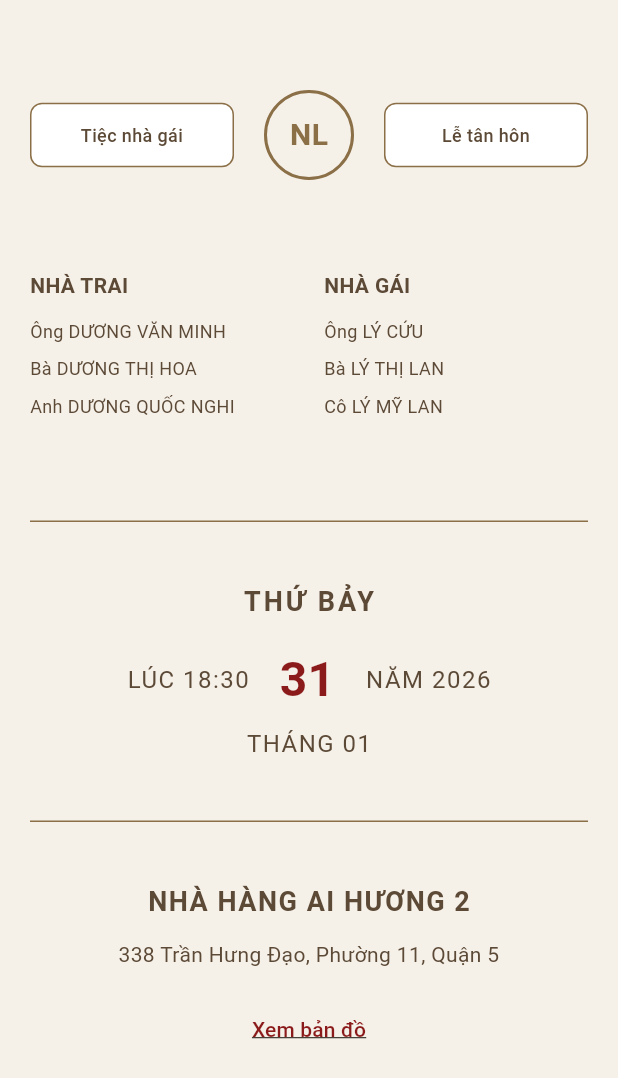
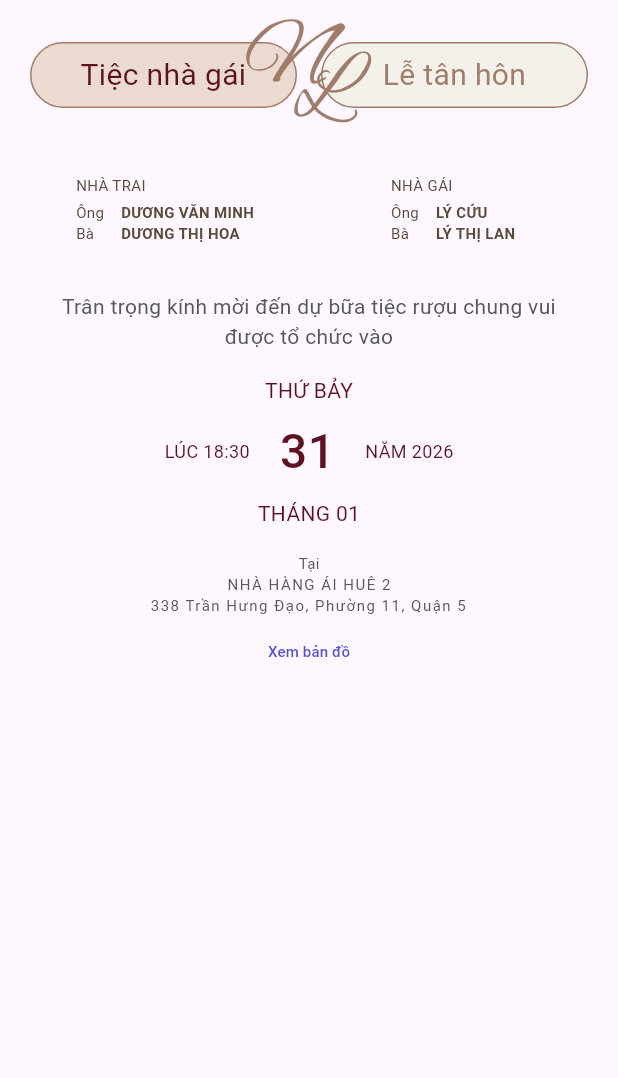
Before and after one commit to DuongQuocNghi/wedding_invitations, a Flutter app: the EventDetailsSection widget shown alone on an empty page, opened directly, on a phone screen of 412 x 824 dp. Shown: the top 1078 px of the screen. Run offline on Flutter 3.47's test engine with Material 3 defaults, Android fonts, the phone set to English and light mode, and no system bars; our stand-ins replace flutter_svg, google_fonts; network calls fail; Roboto replaces fonts that are missing (Aboreto).

Commit message:
update layout

```diff
--- a/lib/main.dart
+++ b/lib/main.dart
@@ -1,4 +1,6 @@
 import 'package:flutter/material.dart';
+import 'package:google_fonts/google_fonts.dart';
+import 'package:flutter_svg/flutter_svg.dart';
 import 'lazy_image.dart';
 
 void main() {
@@ -11,14 +13,8 @@
   @override
   Widget build(BuildContext context) {
     return MaterialApp(
-      title: 'Thiệp Cưới Quốc Nghi & Mỹ Lan',
+      title: 'Quốc Nghi & Mỹ Lan',
       debugShowCheckedModeBanner: false,
-      theme: ThemeData(
-        colorScheme: ColorScheme.fromSeed(
-          seedColor: const Color(0xFF8B6F46),
-          brightness: Brightness.light,
-        ),
-      ),
       home: const WeddingInvitationPage(),
     );
   }
@@ -32,14 +28,19 @@
     // Để tối ưu first-load trên web, chỉ render các section quan trọng trước.
     // Các section nặng hơn (nhiều ảnh, nội dung dài) sẽ được load trễ sau 1 frame.
     return Scaffold(
+      backgroundColor: const Color(0xFFF4F1EA),
       body: SingleChildScrollView(
         child: Column(
           children: [
             // Header Section
             const HeaderSection(),
 
+            const SizedBox(height: 50),
+
             // Welcome Section
             const WelcomeSection(),
+
+            const SizedBox(height: 50),
 
             // Event Details Section
             const EventDetailsSection(),
@@ -117,68 +118,24 @@
 
   @override
   Widget build(BuildContext context) {
-    final isMobile = MediaQuery.of(context).size.width < 600;
+    final size = MediaQuery.of(context).size;
 
     return Container(
       width: double.infinity,
+      // Chiều cao bằng chiều cao màn hình
+      height: size.height * 0.85,
       decoration: const BoxDecoration(
-        gradient: LinearGradient(
-          begin: Alignment.topCenter,
-          end: Alignment.bottomCenter,
-          colors: [Color(0xFFF5F0E8), Color(0xFFF5F0E8)],
+        image: DecorationImage(
+          image: AssetImage('assets/THO_3493.JPG'),
+          fit: BoxFit.cover,
         ),
       ),
-      child: Column(
-        children: [
-          const SizedBox(height: 40),
-          // Couple Names
-          Text(
-            'QUỐC NGHI',
-            style: TextStyle(
-              fontSize: isMobile ? 36 : 56,
-              fontWeight: FontWeight.w300,
-              letterSpacing: 4,
-              color: const Color(0xFF8B6F47),
-              fontFamily: 'Georgia',
+      child: Align(
+        alignment: Alignment.topCenter,
+        child: Padding(
+          padding: const EdgeInsets.only(top: 37),
+          child: SvgPicture.asset('assets/home_header.svg', fit: BoxFit.fill),
         ),
-          ),
-          const SizedBox(height: 8),
-          Text(
-            'MỸ LAN',
-            style: TextStyle(
-              fontSize: isMobile ? 36 : 56,
-              fontWeight: FontWeight.w300,
-              letterSpacing: 4,
-              color: const Color(0xFF8B6F47),
-              fontFamily: 'Georgia',
-            ),
-          ),
-          const SizedBox(height: 16),
-          // Date
-          Text(
-            '08.02.2026',
-            style: TextStyle(
-              fontSize: isMobile ? 18 : 24,
-              color: const Color(0xFF8B6F47),
-              letterSpacing: 2,
-            ),
-          ),
-          const SizedBox(height: 40),
-          // Couple Photo Placeholder
-          Container(
-            width: double.infinity,
-            height: isMobile ? 300 : 500,
-            margin: const EdgeInsets.symmetric(horizontal: 20),
-            decoration: BoxDecoration(
-              color: const Color(0xFFD4C4B0),
-              borderRadius: BorderRadius.circular(12),
-            ),
-            child: const Center(
-              child: Icon(Icons.photo_camera, size: 60, color: Colors.white70),
-            ),
-          ),
-          const SizedBox(height: 40),
-        ],
       ),
     );
   }
@@ -190,86 +147,49 @@
 
   @override
   Widget build(BuildContext context) {
-    final isMobile = MediaQuery.of(context).size.width < 600;
-
     return Container(
       width: double.infinity,
-      color: const Color(0xFFF5F0E8),
-      padding: EdgeInsets.symmetric(
-        horizontal: isMobile ? 20 : 60,
-        vertical: 60,
-      ),
+      padding: EdgeInsets.symmetric(horizontal: 20),
       child: Column(
         children: [
           // Title
-          RichText(
+          Column(
+            children: [
+              Text(
+                'WELCOME TO OUR',
                 textAlign: TextAlign.center,
-            text: TextSpan(
-              style: TextStyle(
-                fontSize: isMobile ? 24 : 32,
-                fontWeight: FontWeight.bold,
+                style: GoogleFonts.bellefair(
+                  fontSize: 28,
+                  fontWeight: FontWeight.normal,
                   color: const Color(0xFF5C4A37),
-                letterSpacing: 2,
-              ),
-              children: const [
-                TextSpan(text: 'WELCOME TO OUR\n'),
-                TextSpan(
-                  text: 'love Story',
-                  style: TextStyle(
-                    color: Color(0xFF8B1A1A),
-                    fontStyle: FontStyle.italic,
-                    fontWeight: FontWeight.normal,
+                  letterSpacing: 1.91, // ~7% of font size
+                  height: 1.0,
                 ),
               ),
+              SvgPicture.asset('assets/love_story.svg', fit: BoxFit.contain),
             ],
           ),
+          const SizedBox(height: 16),
+          // Vietnamese Text
+          Text(
+            'Chào mừng đến với khoảnh khắc mở ra cột mốc mới trong câu\n'
+            'chuyện tình yêu của chúng em, nơi hành trình mới\n'
+            'bên nhau bắt đầu.',
+            textAlign: TextAlign.center,
+            style: GoogleFonts.sarabun(
+              fontSize: 12,
+              fontWeight: FontWeight.w300,
+              color: const Color(0xFF5C4A37),
+            ),
+          ),
+          const SizedBox(height: 30),
+          // Monogram
+          Center(
+            child: SvgPicture.asset('assets/NL_logo.svg', fit: BoxFit.contain),
           ),
           const SizedBox(height: 40),
-          // Vietnamese Text
-          Text(
-            'Chúng tôi rất vui mừng được chia sẻ câu chuyện tình yêu của mình với bạn. '
-            'Đây là hành trình đầy ắp những khoảnh khắc đẹp, những nụ cười và những kỷ niệm đáng nhớ.',
-            textAlign: TextAlign.center,
-            style: TextStyle(
-              fontSize: isMobile ? 14 : 16,
-              color: const Color(0xFF5C4A37),
-              height: 1.6,
-            ),
-          ),
-          const SizedBox(height: 40),
-          // Monogram
-          Container(
-            width: isMobile ? 120 : 150,
-            height: isMobile ? 120 : 150,
-            decoration: BoxDecoration(
-              shape: BoxShape.circle,
-              border: Border.all(color: const Color(0xFF8B6F47), width: 2),
-            ),
-            child: Center(
-              child: Text(
-                'NL',
-                style: TextStyle(
-                  fontSize: isMobile ? 36 : 48,
-                  fontWeight: FontWeight.bold,
-                  color: const Color(0xFF8B6F47),
-                  letterSpacing: 4,
-                ),
-              ),
-            ),
-          ),
-          const SizedBox(height: 40),
-          // Couple Illustration Placeholder
-          Container(
-            width: isMobile ? 150 : 200,
-            height: isMobile ? 150 : 200,
-            decoration: BoxDecoration(
-              color: const Color(0xFFE8DCC6),
-              borderRadius: BorderRadius.circular(12),
-            ),
-            child: const Center(
-              child: Icon(Icons.favorite, size: 60, color: Color(0xFF8B1A1A)),
-            ),
-          ),
+          // Couple Illustration
+          Image.asset('assets/NL_draw.png', height: 150, fit: BoxFit.contain),
         ],
       ),
     );
@@ -282,144 +202,129 @@
 
   @override
   Widget build(BuildContext context) {
-    final isMobile = MediaQuery.of(context).size.width < 600;
-
     return Container(
       width: double.infinity,
-      color: const Color(0xFFF5F0E8),
-      padding: EdgeInsets.symmetric(
-        horizontal: isMobile ? 20 : 60,
-        vertical: 60,
-      ),
+      padding: EdgeInsets.symmetric(horizontal: 20),
       child: Column(
         children: [
           // Buttons Row
+          Stack(
+            alignment: Alignment.center,
+            children: [
               Row(
                 mainAxisAlignment: MainAxisAlignment.center,
                 children: [
                   Expanded(
-                child: _EventButton(text: 'Tiệc nhà gái', isMobile: isMobile),
+                    child: _EventButton(text: 'Tiệc nhà gái', isSelected: true),
                   ),
-              const SizedBox(width: 20),
-              Container(
-                width: isMobile ? 60 : 80,
-                height: isMobile ? 60 : 80,
-                decoration: BoxDecoration(
-                  shape: BoxShape.circle,
-                  border: Border.all(color: const Color(0xFF8B6F47), width: 2),
-                ),
-                child: Center(
-                  child: Text(
-                    'NL',
-                    style: TextStyle(
-                      fontSize: isMobile ? 20 : 28,
-                      fontWeight: FontWeight.bold,
-                      color: const Color(0xFF8B6F47),
-                    ),
-                  ),
-                ),
-              ),
-              const SizedBox(width: 20),
+                  const SizedBox(width: 16),
                   Expanded(
-                child: _EventButton(text: 'Lễ tân hôn', isMobile: isMobile),
+                    child: _EventButton(text: 'Lễ tân hôn', isSelected: false),
                   ),
                 ],
               ),
-          const SizedBox(height: 60),
+              SvgPicture.asset('assets/NL_tab.svg', fit: BoxFit.contain),
+            ],
+          ),
+          const SizedBox(height: 16),
           // Family Details
           Row(
             crossAxisAlignment: CrossAxisAlignment.start,
             children: [
               Expanded(
+                child: Center(
                   child: Column(
                     crossAxisAlignment: CrossAxisAlignment.start,
                     children: [
                       Text(
                         'NHÀ TRAI',
-                      style: TextStyle(
-                        fontSize: isMobile ? 14 : 16,
-                        fontWeight: FontWeight.bold,
+                        style: GoogleFonts.b612(
+                          fontSize: 10,
+                          fontWeight: FontWeight.normal,
                           color: const Color(0xFF5C4A37),
                         ),
                       ),
-                    const SizedBox(height: 12),
-                    _FamilyMember('Ông DƯƠNG VĂN MINH', isMobile),
-                    _FamilyMember('Bà DƯƠNG THỊ HOA', isMobile),
-                    _FamilyMember('Anh DƯƠNG QUỐC NGHI', isMobile),
+                      const SizedBox(height: 4),
+                      _FamilyMember('Ông', 'DƯƠNG VĂN MINH'),
+                      _FamilyMember('Bà', 'DƯƠNG THỊ HOA'),
                     ],
                   ),
                 ),
-              const SizedBox(width: 20),
+              ),
+              const SizedBox(width: 12),
               Expanded(
+                child: Center(
                   child: Column(
                     crossAxisAlignment: CrossAxisAlignment.start,
                     children: [
                       Text(
                         'NHÀ GÁI',
-                      style: TextStyle(
-                        fontSize: isMobile ? 14 : 16,
-                        fontWeight: FontWeight.bold,
+                        style: GoogleFonts.b612(
+                          fontSize: 10,
+                          fontWeight: FontWeight.normal,
                           color: const Color(0xFF5C4A37),
                         ),
                       ),
-                    const SizedBox(height: 12),
-                    _FamilyMember('Ông LÝ CỨU', isMobile),
-                    _FamilyMember('Bà LÝ THỊ LAN', isMobile),
-                    _FamilyMember('Cô LÝ MỸ LAN', isMobile),
+                      const SizedBox(height: 4),
+                      _FamilyMember('Ông', 'LÝ CỨU'),
+                      _FamilyMember('Bà', 'LÝ THỊ LAN'),
                     ],
+                  ),
                 ),
               ),
             ],
           ),
-          const SizedBox(height: 60),
-          // Main Event Details
-          Container(
-            padding: const EdgeInsets.all(40),
-            decoration: BoxDecoration(
-              border: Border(
-                top: BorderSide(color: const Color(0xFF8B6F47), width: 1),
-                bottom: BorderSide(color: const Color(0xFF8B6F47), width: 1),
+          const SizedBox(height: 32),
+          Text(
+            'Trân trọng kính mời đến dự bữa tiệc rượu chung vui\n'
+            'được tổ chức vào',
+            textAlign: TextAlign.center,
+            style: GoogleFonts.aboreto(
+              fontSize: 14,
+              fontWeight: FontWeight.normal,
+              color: const Color(0xFF565857),
             ),
           ),
-            child: Column(
+          const SizedBox(height: 16),
+          // Main Event Details
+          Column(
             children: [
               Text(
                 'THỨ BẢY',
-                  style: TextStyle(
-                    fontSize: isMobile ? 18 : 24,
-                    fontWeight: FontWeight.bold,
-                    color: const Color(0xFF5C4A37),
-                    letterSpacing: 2,
+                style: GoogleFonts.aBeeZee(
+                  fontSize: 14,
+                  fontWeight: FontWeight.normal,
+                  color: const Color(0xFF5E121F),
                 ),
               ),
-                const SizedBox(height: 16),
+              const SizedBox(height: 8),
               Row(
                 mainAxisAlignment: MainAxisAlignment.center,
                 children: [
                   Text(
                     'LÚC 18:30',
-                      style: TextStyle(
-                        fontSize: isMobile ? 16 : 20,
-                        color: const Color(0xFF5C4A37),
-                        letterSpacing: 1,
+                    style: GoogleFonts.aBeeZee(
+                      fontSize: 12,
+                      fontWeight: FontWeight.normal,
+                      color: const Color(0xFF5E121F),
                     ),
                   ),
                   const SizedBox(width: 20),
                   Text(
                     '31',
-                      style: TextStyle(
-                        fontSize: isMobile ? 32 : 48,
-                        fontWeight: FontWeight.bold,
-                        color: const Color(0xFF8B1A1A),
+                    style: GoogleFonts.b612(
+                      fontSize: 32,
+                      fontWeight: FontWeight.w500,
+                      color: const Color(0xFF5E121F),
                     ),
                   ),
                   const SizedBox(width: 20),
                   Text(
                     'NĂM 2026',
-                      style: TextStyle(
-                        fontSize: isMobile ? 16 : 20,
-                        color: const Color(0xFF5C4A37),
-                        letterSpacing: 1,
+                    style: GoogleFonts.aBeeZee(
+                      fontSize: 12,
+                      fontWeight: FontWeight.normal,
+                      color: const Color(0xFF5E121F),
                     ),
                   ),
                 ],
@@ -427,38 +332,44 @@
               const SizedBox(height: 8),
               Text(
                 'THÁNG 01',
-                  style: TextStyle(
-                    fontSize: isMobile ? 16 : 20,
-                    color: const Color(0xFF5C4A37),
-                    letterSpacing: 1,
+                style: GoogleFonts.aBeeZee(
+                  fontSize: 14,
+                  fontWeight: FontWeight.normal,
+                  color: const Color(0xFF5E121F),
                 ),
               ),
             ],
           ),
-          ),
-          const SizedBox(height: 40),
+          const SizedBox(height: 16),
           // Location
           Column(
             children: [
               Text(
-                'NHÀ HÀNG AI HƯƠNG 2',
-                style: TextStyle(
-                  fontSize: isMobile ? 18 : 24,
-                  fontWeight: FontWeight.bold,
-                  color: const Color(0xFF5C4A37),
+                'Tại',
+                style: GoogleFonts.aboreto(
+                  fontSize: 10,
+                  color: const Color(0xFF565857),
+                ),
+              ),
+              Text(
+                'NHÀ HÀNG ÁI HUÊ 2',
+                style: GoogleFonts.aBeeZee(
+                  fontSize: 10,
+                  fontWeight: FontWeight.normal,
+                  color: const Color(0xFF565857),
                   letterSpacing: 1,
                 ),
               ),
-              const SizedBox(height: 12),
               Text(
                 '338 Trần Hưng Đạo, Phường 11, Quận 5',
                 textAlign: TextAlign.center,
-                style: TextStyle(
-                  fontSize: isMobile ? 14 : 16,
-                  color: const Color(0xFF5C4A37),
+                style: GoogleFonts.aBeeZee(
+                  fontSize: 10,
+                  fontWeight: FontWeight.normal,
+                  color: const Color(0xFF565857),
+                  letterSpacing: 1,
                 ),
               ),
-              const SizedBox(height: 16),
               TextButton(
                 onPressed: () {
                   // Open map
@@ -466,9 +377,8 @@
                 child: Text(
                   'Xem bản đồ',
                   style: TextStyle(
-                    fontSize: isMobile ? 14 : 16,
-                    color: const Color(0xFF8B1A1A),
-                    decoration: TextDecoration.underline,
+                    fontSize: 10,
+                    color: const Color(0xFF5054D3),
                   ),
                 ),
               ),
@@ -482,29 +392,30 @@
 
 class _EventButton extends StatelessWidget {
   final String text;
-  final bool isMobile;
+  final bool isSelected;
 
-  const _EventButton({required this.text, required this.isMobile});
+  const _EventButton({required this.text, this.isSelected = false});
 
   @override
   Widget build(BuildContext context) {
     return Container(
-      padding: EdgeInsets.symmetric(
-        horizontal: isMobile ? 16 : 24,
-        vertical: isMobile ? 12 : 16,
+      height: 44,
+      decoration: BoxDecoration(
+        color: isSelected ? const Color(0xFFEBDAD0) : const Color(0xFFF4F1EA),
+        borderRadius: BorderRadius.circular(22),
+        border: Border.all(color: const Color(0xFF9F7D6A), width: 1),
       ),
-      decoration: BoxDecoration(
-        color: Colors.white,
-        borderRadius: BorderRadius.circular(8),
-        border: Border.all(color: const Color(0xFF8B6F47), width: 1),
-      ),
+      child: Center(
         child: Text(
           text,
           textAlign: TextAlign.center,
-        style: TextStyle(
-          fontSize: isMobile ? 12 : 14,
-          color: const Color(0xFF5C4A37),
-          fontWeight: FontWeight.w500,
+          style: GoogleFonts.aboreto(
+            fontSize: 20,
+            fontWeight: FontWeight.normal,
+            color: isSelected
+                ? const Color(0xFF5E121F)
+                : const Color(0xFF9F7D6A),
+          ),
         ),
       ),
     );
@@ -512,22 +423,36 @@
 }
 
 class _FamilyMember extends StatelessWidget {
+  final String title;
   final String name;
-  final bool isMobile;
 
-  const _FamilyMember(this.name, this.isMobile);
+  const _FamilyMember(this.title, this.name);
 
   @override
   Widget build(BuildContext context) {
-    return Padding(
-      padding: const EdgeInsets.only(bottom: 8),
+    return Row(
+      mainAxisSize: MainAxisSize.min,
+      children: [
+        SizedBox(
+          width: 30,
           child: Text(
-        name,
-        style: TextStyle(
-          fontSize: isMobile ? 12 : 14,
+            '$title ',
+            style: GoogleFonts.aBeeZee(
+              fontSize: 10,
+              fontWeight: FontWeight.normal,
               color: const Color(0xFF5C4A37),
             ),
           ),
+        ), // Frutiger
+        Text(
+          name,
+          style: GoogleFonts.aBeeZee(
+            fontSize: 10,
+            fontWeight: FontWeight.w600,
+            color: const Color(0xFF5C4A37),
+          ),
+        ),
+      ],
     );
   }
 }
```
Also changed, not shown: pubspec.yaml (+4 -3 lines), assets/NL_draw.png (added), assets/NL_logo.svg (added), assets/NL_tab.svg (added), assets/THO_3493.JPG (added), assets/home_header.svg (added), assets/love_story.svg (added), pubspec.lock. Lines whose indentation alone changed are shown as unchanged.
